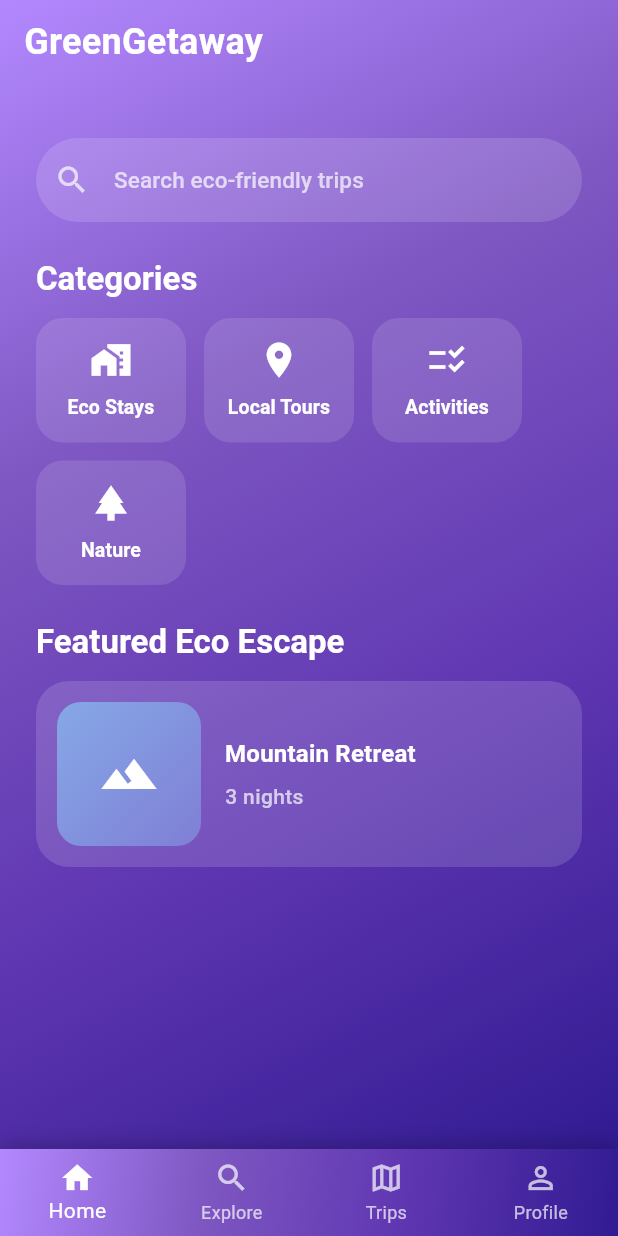
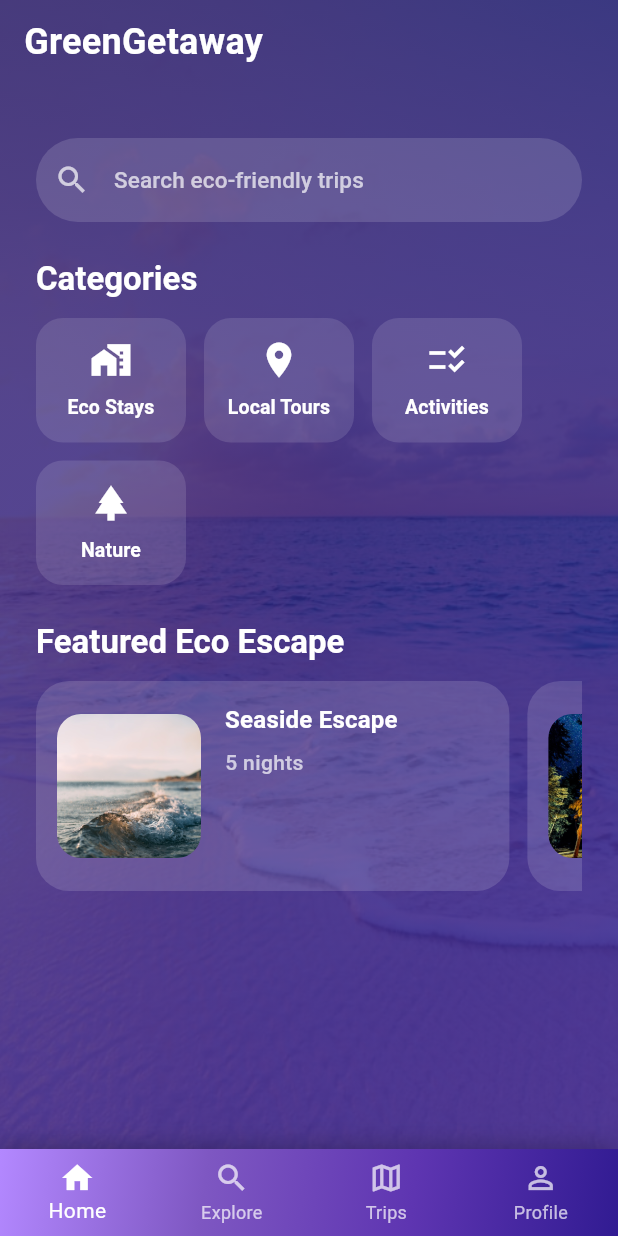
Before and after one commit to RaduBuzatu-hub/swe6301_group3_artefact, a Flutter app: the screen it shows after launch, on a phone screen of 412 x 824 dp. Run offline on Flutter 3.47's test engine with Material 3 defaults, Android fonts, the light colour scheme and no system bars.

Commit message:
featured_elements_added(photos_and_assets)

```diff
--- a/lib/screens/home_page.dart
+++ b/lib/screens/home_page.dart
@@ -4,8 +4,50 @@ import '../widgets/featured_card.dart';
 import '../widgets/search_bar.dart';
 import '../widgets/section_title.dart';
 
-class HomePage extends StatelessWidget {
+class HomePage extends StatefulWidget {
   const HomePage({super.key});
+
+  @override
+  State<HomePage> createState() => _HomePageState();
+}
+
+class _FeaturedEscape {
+  final String title;
+  final String subtitle;
+  final String assetPath;
+  const _FeaturedEscape({
+    required this.title,
+    required this.subtitle,
+    required this.assetPath,
+  });
+}
+
+class _HomePageState extends State<HomePage> {
+  final PageController _featuredController = PageController(viewportFraction: 0.9);
+
+  final List<_FeaturedEscape> _featuredEscapes = const [
+    _FeaturedEscape(
+      title: 'Seaside Escape',
+      subtitle: '5 nights',
+      assetPath: 'lib/screens/assets/seaside_photo.jpeg',
+    ),
+    _FeaturedEscape(
+      title: 'Mountain Retreat',
+      subtitle: '3 nights',
+      assetPath: 'lib/screens/assets/mountain_retreat.jpeg',
+    ),
+    _FeaturedEscape(
+      title: 'Island Hideaway',
+      subtitle: '7 nights',
+      assetPath: 'lib/screens/assets/island_hideaway.jpeg',
+    ),
+  ];
+
+  @override
+  void dispose() {
+    _featuredController.dispose();
+    super.dispose();
+  }
 
   @override
   Widget build(BuildContext context) {
@@ -23,20 +65,29 @@ class HomePage extends StatelessWidget {
         backgroundColor: Colors.transparent,
         elevation: 0,
       ),
-      body: Container(
+      body: Stack(
+        children: [
+          Positioned.fill(
+            child: Image.asset(
+              'lib/screens/assets/home_page_background.jpeg',
+              fit: BoxFit.cover,
+            ),
+          ),
+          Positioned.fill(
+            child: Container(
               decoration: const BoxDecoration(
                 gradient: LinearGradient(
                   colors: [
-              Color(0xFFB388FF),
-              Color(0xFF7E57C2),
-              Color(0xFF5E35B1),
-              Color(0xFF311B92),
+                    Color(0xCC2D1B6B),
+                    Color(0xCC311B92),
                   ],
                   begin: Alignment.topLeft,
                   end: Alignment.bottomRight,
                 ),
               ),
-        child: SafeArea(
+            ),
+          ),
+          SafeArea(
             child: LayoutBuilder(
               builder: (context, constraints) {
                 return SingleChildScrollView(
@@ -62,9 +113,27 @@ class HomePage extends StatelessWidget {
                           const SizedBox(height: 24),
                           const SectionTitle('Featured Eco Escape'),
                           const SizedBox(height: 12),
-                        const FeaturedCard(
-                          title: 'Mountain Retreat',
-                          subtitle: '3 nights',
+                          SizedBox(
+                            height: 140,
+                            child: PageView.builder(
+                              controller: _featuredController,
+                              padEnds: false,
+                              itemCount: _featuredEscapes.length,
+                              itemBuilder: (context, index) {
+                                final escape = _featuredEscapes[index];
+                                return Padding(
+                                  padding: const EdgeInsets.only(right: 12),
+                                  child: FeaturedCard(
+                                    title: escape.title,
+                                    subtitle: escape.subtitle,
+                                    image: Image.asset(
+                                      escape.assetPath,
+                                      fit: BoxFit.cover,
+                                    ),
+                                  ),
+                                );
+                              },
+                            ),
                           ),
                           // more sections (featured cards, trips) can follow...
                         ],
@@ -75,6 +144,7 @@ class HomePage extends StatelessWidget {
               },
             ),
           ),
+        ],
       ),
     );
   }
--- a/pubspec.yaml
+++ b/pubspec.yaml
@@ -57,6 +57,12 @@ flutter:
   # the material Icons class.
   uses-material-design: true
 
+  assets:
+    - lib/screens/assets/home_page_background.jpeg
+    - lib/screens/assets/seaside_photo.jpeg
+    - lib/screens/assets/island_hideaway.jpeg
+    - lib/screens/assets/mountain_retreat.jpeg
+
   # To add assets to your application, add an assets section, like this:
   # assets:
   #   - images/a_dot_burr.jpeg
```
Also changed, not shown: lib/screens/assets/home_page_background.jpeg (added), lib/screens/assets/island_hideaway.jpeg (added), lib/screens/assets/mountain_retreat.jpeg (added), lib/screens/assets/seaside_photo.jpeg (added). Lines whose indentation alone changed are shown as unchanged.
